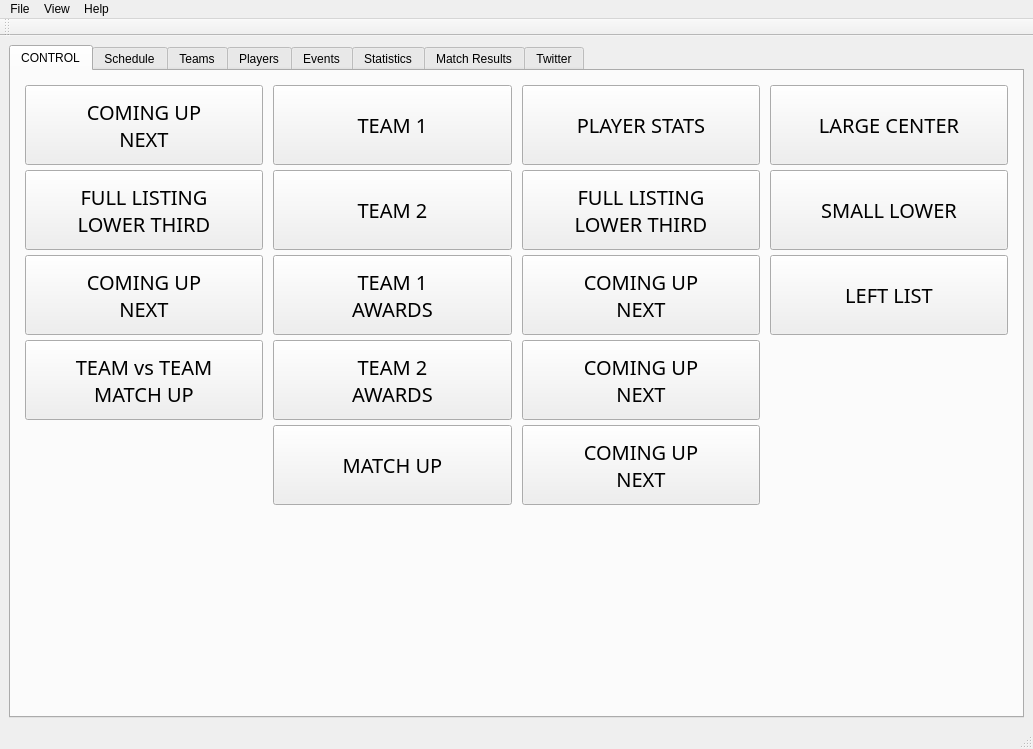
The window that window.ui (eknowles/CasparCGEsportsClient) describes before a commit, drawn with Qt 5.
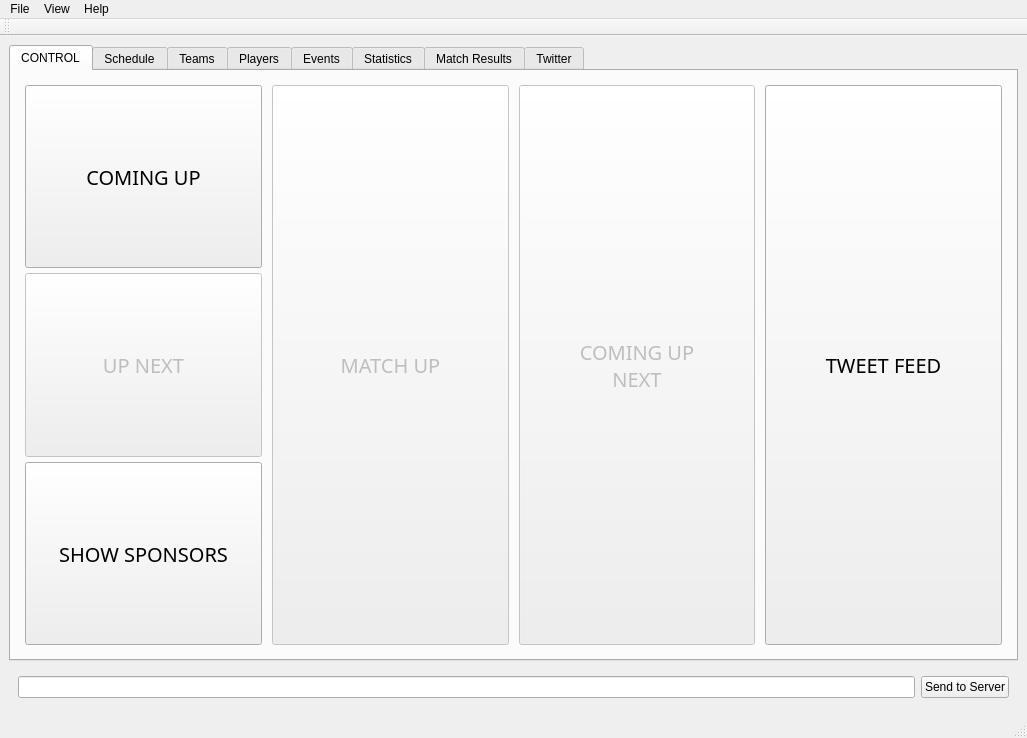
The same window after the commit. The open tabs and pages were chosen to show the change. Icons and pictures are not drawn.

Commit message: Got the tweet bit working, added templates for caspar

Patch:
```diff
--- a/window.ui
+++ b/window.ui
@@ -6,8 +6,8 @@
    <rect>
     <x>0</x>
     <y>0</y>
-    <width>1033</width>
-    <height>749</height>
+    <width>1027</width>
+    <height>738</height>
    </rect>
   </property>
   <property name="windowTitle">
@@ -1299,7 +1299,7 @@
               <item>
                <widget class="QPushButton" name="pushButton_6">
                 <property name="sizePolicy">
-                 <sizepolicy hsizetype="Minimum" vsizetype="Fixed">
+                 <sizepolicy hsizetype="Minimum" vsizetype="Expanding">
                   <horstretch>0</horstretch>
                   <verstretch>0</verstretch>
                  </sizepolicy>
@@ -1307,7 +1307,7 @@
                 <property name="minimumSize">
                  <size>
                   <width>0</width>
-                  <height>80</height>
+                  <height>0</height>
                  </size>
                 </property>
                 <property name="font">
@@ -1323,8 +1323,7 @@
                  <string notr="true">font: 75 15pt &quot;DINPro-Bold&quot;;</string>
                 </property>
                 <property name="text">
-                 <string>COMING UP
-NEXT</string>
+                 <string>COMING UP</string>
                 </property>
                 <property name="checkable">
                  <bool>true</bool>
@@ -1338,50 +1337,12 @@
                </widget>
               </item>
               <item>
-               <widget class="QPushButton" name="pushButton_8">
-                <property name="sizePolicy">
-                 <sizepolicy hsizetype="Minimum" vsizetype="Fixed">
-                  <horstretch>0</horstretch>
-                  <verstretch>0</verstretch>
-                 </sizepolicy>
-                </property>
-                <property name="minimumSize">
-                 <size>
-                  <width>0</width>
-                  <height>80</height>
-                 </size>
-                </property>
-                <property name="font">
-                 <font>
-                  <family>DINPro-Bold</family>
-                  <pointsize>15</pointsize>
-                  <weight>9</weight>
-                  <italic>false</italic>
-                  <bold>false</bold>
-                 </font>
-                </property>
-                <property name="styleSheet">
-                 <string notr="true">font: 75 15pt &quot;DINPro-Bold&quot;;</string>
-                </property>
-                <property name="text">
-                 <string>FULL LISTING
-LOWER THIRD</string>
-                </property>
-                <property name="checkable">
-                 <bool>true</bool>
-                </property>
-                <property name="checked">
+               <widget class="QPushButton" name="Console_UpNext">
+                <property name="enabled">
                  <bool>false</bool>
                 </property>
-                <property name="flat">
-                 <bool>false</bool>
-                </property>
-               </widget>
-              </item>
-              <item>
-               <widget class="QPushButton" name="pushButton_7">
                 <property name="sizePolicy">
-                 <sizepolicy hsizetype="Minimum" vsizetype="Fixed">
+                 <sizepolicy hsizetype="Minimum" vsizetype="Expanding">
                   <horstretch>0</horstretch>
                   <verstretch>0</verstretch>
                  </sizepolicy>
@@ -1389,7 +1350,7 @@
                 <property name="minimumSize">
                  <size>
                   <width>0</width>
-                  <height>80</height>
+                  <height>0</height>
                  </size>
                 </property>
                 <property name="font">
@@ -1405,8 +1366,7 @@
                  <string notr="true">font: 75 15pt &quot;DINPro-Bold&quot;;</string>
                 </property>
                 <property name="text">
-                 <string>COMING UP
-NEXT</string>
+                 <string>UP NEXT</string>
                 </property>
                 <property name="checkable">
                  <bool>true</bool>
@@ -1422,7 +1382,7 @@
               <item>
                <widget class="QPushButton" name="pushButton_31">
                 <property name="sizePolicy">
-                 <sizepolicy hsizetype="Minimum" vsizetype="Fixed">
+                 <sizepolicy hsizetype="Minimum" vsizetype="Expanding">
                   <horstretch>0</horstretch>
                   <verstretch>0</verstretch>
                  </sizepolicy>
@@ -1430,7 +1390,7 @@
                 <property name="minimumSize">
                  <size>
                   <width>0</width>
-                  <height>80</height>
+                  <height>0</height>
                  </size>
                 </property>
                 <property name="font">
@@ -1446,8 +1406,7 @@
                  <string notr="true">font: 75 15pt &quot;DINPro-Bold&quot;;</string>
                 </property>
                 <property name="text">
-                 <string>TEAM vs TEAM
-MATCH UP</string>
+                 <string>SHOW SPONSORS</string>
                 </property>
                 <property name="checkable">
                  <bool>true</bool>
@@ -1460,19 +1419,6 @@
                 </property>
                </widget>
               </item>
-              <item>
-               <spacer name="verticalSpacer_2">
-                <property name="orientation">
-                 <enum>Qt::Vertical</enum>
-                </property>
-                <property name="sizeHint" stdset="0">
-                 <size>
-                  <width>20</width>
-                  <height>40</height>
-                 </size>
-                </property>
-               </spacer>
-              </item>
              </layout>
             </widget>
            </item>
@@ -1485,172 +1431,13 @@
               <property name="margin">
                <number>5</number>
               </property>
-              <item>
-               <widget class="QPushButton" name="pushButton_9">
-                <property name="sizePolicy">
-                 <sizepolicy hsizetype="Minimum" vsizetype="Fixed">
-                  <horstretch>0</horstretch>
-                  <verstretch>0</verstretch>
-                 </sizepolicy>
-                </property>
-                <property name="minimumSize">
-                 <size>
-                  <width>0</width>
-                  <height>80</height>
-                 </size>
-                </property>
-                <property name="font">
-                 <font>
-                  <family>DINPro-Bold</family>
-                  <pointsize>15</pointsize>
-                  <weight>9</weight>
-                  <italic>false</italic>
-                  <bold>false</bold>
-                 </font>
-                </property>
-                <property name="styleSheet">
-                 <string notr="true">font: 75 15pt &quot;DINPro-Bold&quot;;</string>
-                </property>
-                <property name="text">
-                 <string>TEAM 1</string>
-                </property>
-                <property name="checkable">
-                 <bool>true</bool>
-                </property>
-                <property name="checked">
-                 <bool>false</bool>
-                </property>
-                <property name="flat">
-                 <bool>false</bool>
-                </property>
-               </widget>
-              </item>
-              <item>
-               <widget class="QPushButton" name="pushButton_10">
-                <property name="sizePolicy">
-                 <sizepolicy hsizetype="Minimum" vsizetype="Fixed">
-                  <horstretch>0</horstretch>
-                  <verstretch>0</verstretch>
-                 </sizepolicy>
-                </property>
-                <property name="minimumSize">
-                 <size>
-                  <width>0</width>
-                  <height>80</height>
-                 </size>
-                </property>
-                <property name="font">
-                 <font>
-                  <family>DINPro-Bold</family>
-                  <pointsize>15</pointsize>
-                  <weight>9</weight>
-                  <italic>false</italic>
-                  <bold>false</bold>
-                 </font>
-                </property>
-                <property name="styleSheet">
-                 <string notr="true">font: 75 15pt &quot;DINPro-Bold&quot;;</string>
-                </property>
-                <property name="text">
-                 <string>TEAM 2</string>
-                </property>
-                <property name="checkable">
-                 <bool>true</bool>
-                </property>
-                <property name="checked">
-                 <bool>false</bool>
-                </property>
-                <property name="flat">
-                 <bool>false</bool>
-                </property>
-               </widget>
-              </item>
-              <item>
-               <widget class="QPushButton" name="pushButton_11">
-                <property name="sizePolicy">
-                 <sizepolicy hsizetype="Minimum" vsizetype="Fixed">
-                  <horstretch>0</horstretch>
-                  <verstretch>0</verstretch>
-                 </sizepolicy>
-                </property>
-                <property name="minimumSize">
-                 <size>
-                  <width>0</width>
-                  <height>80</height>
-                 </size>
-                </property>
-                <property name="font">
-                 <font>
-                  <family>DINPro-Bold</family>
-                  <pointsize>15</pointsize>
-                  <weight>9</weight>
-                  <italic>false</italic>
-                  <bold>false</bold>
-                 </font>
-                </property>
-                <property name="styleSheet">
-                 <string notr="true">font: 75 15pt &quot;DINPro-Bold&quot;;</string>
-                </property>
-                <property name="text">
-                 <string>TEAM 1
-AWARDS</string>
-                </property>
-                <property name="checkable">
-                 <bool>true</bool>
-                </property>
-                <property name="checked">
-                 <bool>false</bool>
-                </property>
-                <property name="flat">
-                 <bool>false</bool>
-                </property>
-               </widget>
-              </item>
-              <item>
-               <widget class="QPushButton" name="pushButton_27">
-                <property name="sizePolicy">
-                 <sizepolicy hsizetype="Minimum" vsizetype="Fixed">
-                  <horstretch>0</horstretch>
-                  <verstretch>0</verstretch>
-                 </sizepolicy>
-                </property>
-                <property name="minimumSize">
-                 <size>
-                  <width>0</width>
-                  <height>80</height>
-                 </size>
-                </property>
-                <property name="font">
-                 <font>
-                  <family>DINPro-Bold</family>
-                  <pointsize>15</pointsize>
-                  <weight>9</weight>
-                  <italic>false</italic>
-                  <bold>false</bold>
-                 </font>
-                </property>
-                <property name="styleSheet">
-                 <string notr="true">font: 75 15pt &quot;DINPro-Bold&quot;;</string>
-                </property>
-                <property name="text">
-                 <string>TEAM 2
-AWARDS</string>
-                </property>
-                <property name="checkable">
-                 <bool>true</bool>
-                </property>
-                <property name="checked">
-                 <bool>false</bool>
-                </property>
-                <property name="flat">
-                 <bool>false</bool>
-                </property>
-               </widget>
-              </item>
               <item>
                <widget class="QPushButton" name="pushButton_28">
+                <property name="enabled">
+                 <bool>false</bool>
+                </property>
                 <property name="sizePolicy">
-                 <sizepolicy hsizetype="Minimum" vsizetype="Fixed">
+                 <sizepolicy hsizetype="Minimum" vsizetype="Expanding">
                   <horstretch>0</horstretch>
                   <verstretch>0</verstretch>
                  </sizepolicy>
@@ -1687,19 +1474,6 @@
                 </property>
                </widget>
               </item>
-              <item>
-               <spacer name="verticalSpacer_3">
-                <property name="orientation">
-                 <enum>Qt::Vertical</enum>
-                </property>
-                <property name="sizeHint" stdset="0">
-                 <size>
-                  <width>20</width>
-                  <height>40</height>
-                 </size>
-                </property>
-               </spacer>
-              </item>
              </layout>
             </widget>
            </item>
@@ -1712,173 +1486,13 @@
               <property name="margin">
                <number>5</number>
               </property>
-              <item>
-               <widget class="QPushButton" name="pushButton_12">
-                <property name="sizePolicy">
-                 <sizepolicy hsizetype="Minimum" vsizetype="Fixed">
-                  <horstretch>0</horstretch>
-                  <verstretch>0</verstretch>
-                 </sizepolicy>
-                </property>
-                <property name="minimumSize">
-                 <size>
-                  <width>0</width>
-                  <height>80</height>
-                 </size>
-                </property>
-                <property name="font">
-                 <font>
-                  <family>DINPro-Bold</family>
-                  <pointsize>15</pointsize>
-                  <weight>9</weight>
-                  <italic>false</italic>
-                  <bold>false</bold>
-                 </font>
-                </property>
-                <property name="styleSheet">
-                 <string notr="true">font: 75 15pt &quot;DINPro-Bold&quot;;</string>
-                </property>
-                <property name="text">
-                 <string>PLAYER STATS</string>
-                </property>
-                <property name="checkable">
-                 <bool>true</bool>
-                </property>
-                <property name="checked">
-                 <bool>false</bool>
-                </property>
-                <property name="flat">
-                 <bool>false</bool>
-                </property>
-               </widget>
-              </item>
-              <item>
-               <widget class="QPushButton" name="pushButton_13">
-                <property name="sizePolicy">
-                 <sizepolicy hsizetype="Minimum" vsizetype="Fixed">
-                  <horstretch>0</horstretch>
-                  <verstretch>0</verstretch>
-                 </sizepolicy>
-                </property>
-                <property name="minimumSize">
-                 <size>
-                  <width>0</width>
-                  <height>80</height>
-                 </size>
-                </property>
-                <property name="font">
-                 <font>
-                  <family>DINPro-Bold</family>
-                  <pointsize>15</pointsize>
-                  <weight>9</weight>
-                  <italic>false</italic>
-                  <bold>false</bold>
-                 </font>
-                </property>
-                <property name="styleSheet">
-                 <string notr="true">font: 75 15pt &quot;DINPro-Bold&quot;;</string>
-                </property>
-                <property name="text">
-                 <string>FULL LISTING
-LOWER THIRD</string>
-                </property>
-                <property name="checkable">
-                 <bool>true</bool>
-                </property>
-                <property name="checked">
-                 <bool>false</bool>
-                </property>
-                <property name="flat">
-                 <bool>false</bool>
-                </property>
-               </widget>
-              </item>
-              <item>
-               <widget class="QPushButton" name="pushButton_14">
-                <property name="sizePolicy">
-                 <sizepolicy hsizetype="Minimum" vsizetype="Fixed">
-                  <horstretch>0</horstretch>
-                  <verstretch>0</verstretch>
-                 </sizepolicy>
-                </property>
-                <property name="minimumSize">
-                 <size>
-                  <width>0</width>
-                  <height>80</height>
-                 </size>
-                </property>
-                <property name="font">
-                 <font>
-                  <family>DINPro-Bold</family>
-                  <pointsize>15</pointsize>
-                  <weight>9</weight>
-                  <italic>false</italic>
-                  <bold>false</bold>
-                 </font>
-                </property>
-                <property name="styleSheet">
-                 <string notr="true">font: 75 15pt &quot;DINPro-Bold&quot;;</string>
-                </property>
-                <property name="text">
-                 <string>COMING UP
-NEXT</string>
-                </property>
-                <property name="checkable">
-                 <bool>true</bool>
-                </property>
-                <property name="checked">
-                 <bool>false</bool>
-                </property>
-                <property name="flat">
-                 <bool>false</bool>
-                </property>
-               </widget>
-              </item>
-              <item>
-               <widget class="QPushButton" name="pushButton_29">
-                <property name="sizePolicy">
-                 <sizepolicy hsizetype="Minimum" vsizetype="Fixed">
-                  <horstretch>0</horstretch>
-                  <verstretch>0</verstretch>
-                 </sizepolicy>
-                </property>
-                <property name="minimumSize">
-                 <size>
-                  <width>0</width>
-                  <height>80</height>
-                 </size>
-                </property>
-                <property name="font">
-                 <font>
-                  <family>DINPro-Bold</family>
-                  <pointsize>15</pointsize>
-                  <weight>9</weight>
-                  <italic>false</italic>
-                  <bold>false</bold>
-                 </font>
-                </property>
-                <property name="styleSheet">
-                 <string notr="true">font: 75 15pt &quot;DINPro-Bold&quot;;</string>
-                </property>
-                <property name="text">
-                 <string>COMING UP
-NEXT</string>
-                </property>
-                <property name="checkable">
-                 <bool>true</bool>
-                </property>
-                <property name="checked">
-                 <bool>false</bool>
-                </property>
-                <property name="flat">
-                 <bool>false</bool>
-                </property>
-               </widget>
-              </item>
               <item>
                <widget class="QPushButton" name="pushButton_30">
+                <property name="enabled">
+                 <bool>false</bool>
+                </property>
                 <property name="sizePolicy">
-                 <sizepolicy hsizetype="Minimum" vsizetype="Fixed">
+                 <sizepolicy hsizetype="Minimum" vsizetype="Expanding">
                   <horstretch>0</horstretch>
                   <verstretch>0</verstretch>
                  </sizepolicy>
@@ -1916,19 +1530,6 @@
                 </property>
                </widget>
               </item>
-              <item>
-               <spacer name="verticalSpacer_4">
-                <property name="orientation">
-                 <enum>Qt::Vertical</enum>
-                </property>
-                <property name="sizeHint" stdset="0">
-                 <size>
-                  <width>20</width>
-                  <height>40</height>
-                 </size>
-                </property>
-               </spacer>
-              </item>
              </layout>
             </widget>
            </item>
@@ -1944,7 +1545,7 @@
               <item>
                <widget class="QPushButton" name="pushButton_24">
                 <property name="sizePolicy">
-                 <sizepolicy hsizetype="Minimum" vsizetype="Fixed">
+                 <sizepolicy hsizetype="Minimum" vsizetype="Expanding">
                   <horstretch>0</horstretch>
                   <verstretch>0</verstretch>
                  </sizepolicy>
@@ -1968,7 +1569,7 @@
                  <string notr="true">font: 75 15pt &quot;DINPro-Bold&quot;;</string>
                 </property>
                 <property name="text">
-                 <string>LARGE CENTER</string>
+                 <string>TWEET FEED</string>
                 </property>
                 <property name="checkable">
                  <bool>true</bool>
@@ -1981,99 +1582,6 @@
                 </property>
                </widget>
               </item>
-              <item>
-               <widget class="QPushButton" name="pushButton_25">
-                <property name="sizePolicy">
-                 <sizepolicy hsizetype="Minimum" vsizetype="Fixed">
-                  <horstretch>0</horstretch>
-                  <verstretch>0</verstretch>
-                 </sizepolicy>
-                </property>
-                <property name="minimumSize">
-                 <size>
-                  <width>0</width>
-                  <height>80</height>
-                 </size>
-                </property>
-                <property name="font">
-                 <font>
-                  <family>DINPro-Bold</family>
-                  <pointsize>15</pointsize>
-                  <weight>9</weight>
-                  <italic>false</italic>
-                  <bold>false</bold>
-                 </font>
-                </property>
-                <property name="styleSheet">
-                 <string notr="true">font: 75 15pt &quot;DINPro-Bold&quot;;</string>
-                </property>
-                <property name="text">
-                 <string>SMALL LOWER</string>
-                </property>
-                <property name="checkable">
-                 <bool>true</bool>
-                </property>
-                <property name="checked">
-                 <bool>false</bool>
-                </property>
-                <property name="flat">
-                 <bool>false</bool>
-                </property>
-               </widget>
-              </item>
-              <item>
-               <widget class="QPushButton" name="pushButton_26">
-                <property name="sizePolicy">
-                 <sizepolicy hsizetype="Minimum" vsizetype="Fixed">
-                  <horstretch>0</horstretch>
-                  <verstretch>0</verstretch>
-                 </sizepolicy>
-                </property>
-                <property name="minimumSize">
-                 <size>
-                  <width>0</width>
-                  <height>80</height>
-                 </size>
-                </property>
-                <property name="font">
-                 <font>
-                  <family>DINPro-Bold</family>
-                  <pointsize>15</pointsize>
-                  <weight>9</weight>
-                  <italic>false</italic>
-                  <bold>false</bold>
-                 </font>
-                </property>
-                <property name="styleSheet">
-                 <string notr="true">font: 75 15pt &quot;DINPro-Bold&quot;;</string>
-                </property>
-                <property name="text">
-                 <string>LEFT LIST</string>
-                </property>
-                <property name="checkable">
-                 <bool>true</bool>
-                </property>
-                <property name="checked">
-                 <bool>false</bool>
-                </property>
-                <property name="flat">
-                 <bool>false</bool>
-                </property>
-               </widget>
-              </item>
-              <item>
-               <spacer name="verticalSpacer_5">
-                <property name="orientation">
-                 <enum>Qt::Vertical</enum>
-                </property>
-                <property name="sizeHint" stdset="0">
-                 <size>
-                  <width>20</width>
-                  <height>40</height>
-                 </size>
-                </property>
-               </spacer>
-              </item>
              </layout>
             </widget>
            </item>
@@ -2594,6 +2102,22 @@
       </widget>
      </widget>
     </item>
+    <item>
+     <widget class="QWidget" name="widget_9" native="true">
+      <layout class="QHBoxLayout" name="horizontalLayout_8">
+       <item>
+        <widget class="QLineEdit" name="console_text"/>
+       </item>
+       <item>
+        <widget class="QPushButton" name="console_go">
+         <property name="text">
+          <string>Send to Server</string>
+         </property>
+        </widget>
+       </item>
+      </layout>
+     </widget>
+    </item>
    </layout>
   </widget>
   <widget class="QMenuBar" name="menubar">
@@ -2601,8 +2125,8 @@
     <rect>
      <x>0</x>
      <y>0</y>
-     <width>1033</width>
-     <height>18</height>
+     <width>1027</width>
+     <height>21</height>
     </rect>
    </property>
    <widget class="QMenu" name="menuFile">
```
Left out of the diff: 375 changed lines with no effect on the pictures. The commit also changes 14 other files.
